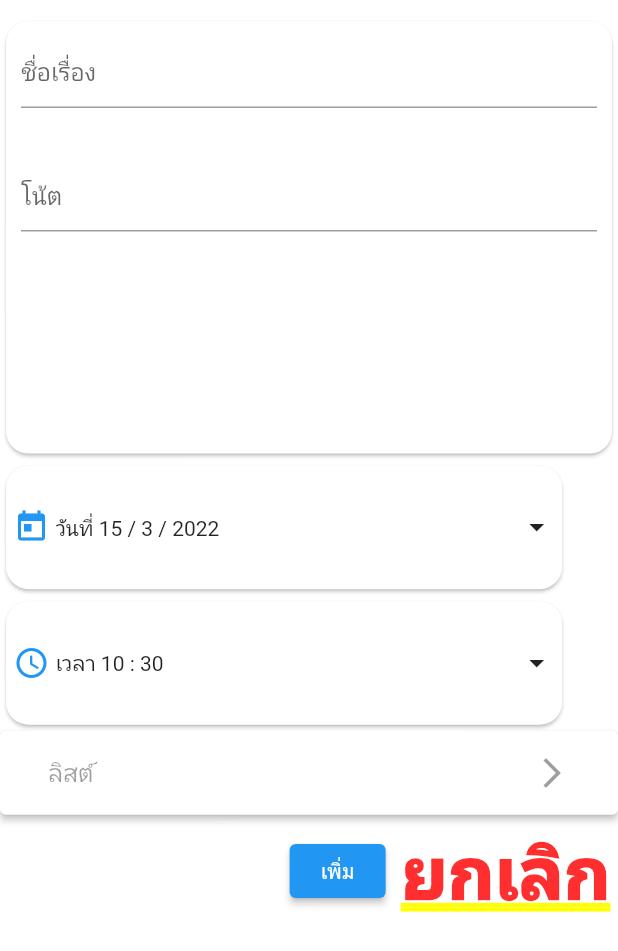
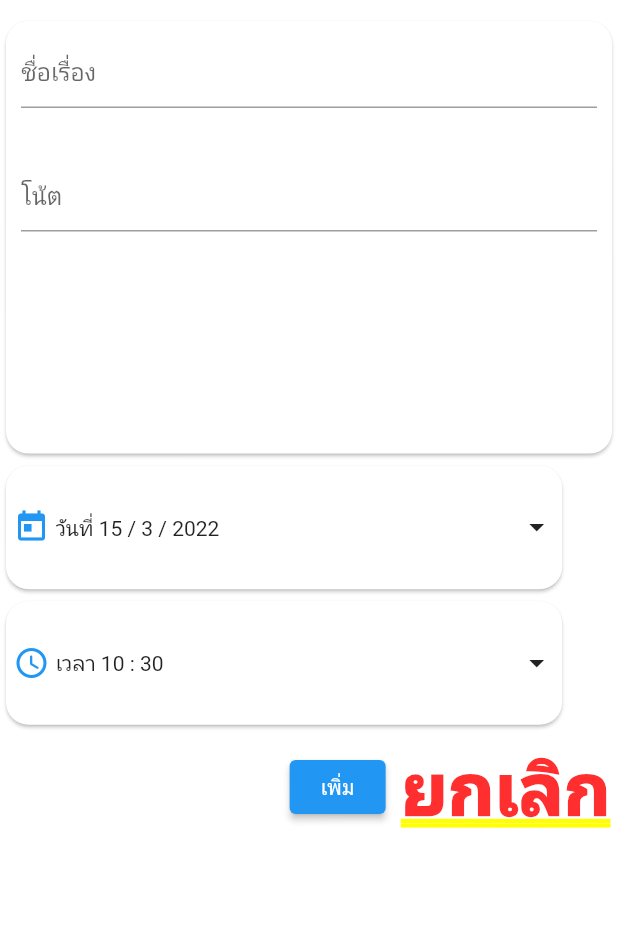
Before and after one commit to boss29024/todolist_app, a Flutter app: the ReminderPage screen opened by its route, on a phone screen of 412 x 824 dp. Shown: the top 951 px of the screen. Run offline on Flutter 3.47's test engine with Material 2 defaults, Android fonts, the phone set to English and light mode, and no system bars; our stand-ins replace get, get_storage; accounts and stored records are empty.

Commit message:
ลบ ลิสต์

```diff
--- a/to_do_list/lib/page/ReminderPage.dart
+++ b/to_do_list/lib/page/ReminderPage.dart
@@ -3,7 +3,6 @@ import 'dart:developer';
 import 'package:flutter/material.dart';
 import 'package:get/get.dart';
 import 'package:to_do_list/models/todo.dart';
-import 'package:to_do_list/widgets/dateTimePick.dart';
 import 'package:to_do_list/widgets/AllTextCard.dart';
 
 import '../controllers/todo.controller.dart';
@@ -24,6 +23,7 @@ class _ReminderPageState extends State<ReminderPage> {
   TextEditingController noteTextController = TextEditingController();
 
   TodoController todoController = Get.find();
+
   @override
   void initState() {
     super.initState();
@@ -101,17 +101,6 @@ class _ReminderPageState extends State<ReminderPage> {
             ),
             onTap: _pickTime,
           ),
-          ElevatedButton(
-            style: ElevatedButton.styleFrom(primary: Colors.white),
-            onPressed: () {
-              Navigator.pushNamed(context, '/allheadlist');
-            },
-            child: const ListTile(
-              title: Text('ลิสต์'),
-              enabled: false,
-              trailing: Icon(Icons.arrow_forward_ios),
-            ),
-          ),
           Container(
             padding: const EdgeInsets.all(5),
             child: Row(
@@ -121,7 +110,7 @@ class _ReminderPageState extends State<ReminderPage> {
                   child: const Text('เพิ่ม'),
                   onPressed: () {
                     Todo todo = Todo(headerTextController.text,
-                        noteTextController.text, '', date, time);
+                        noteTextController.text, date, time, false);
                     todoController.addTodo(todo);
                     Navigator.pop(context);
                   },
```
